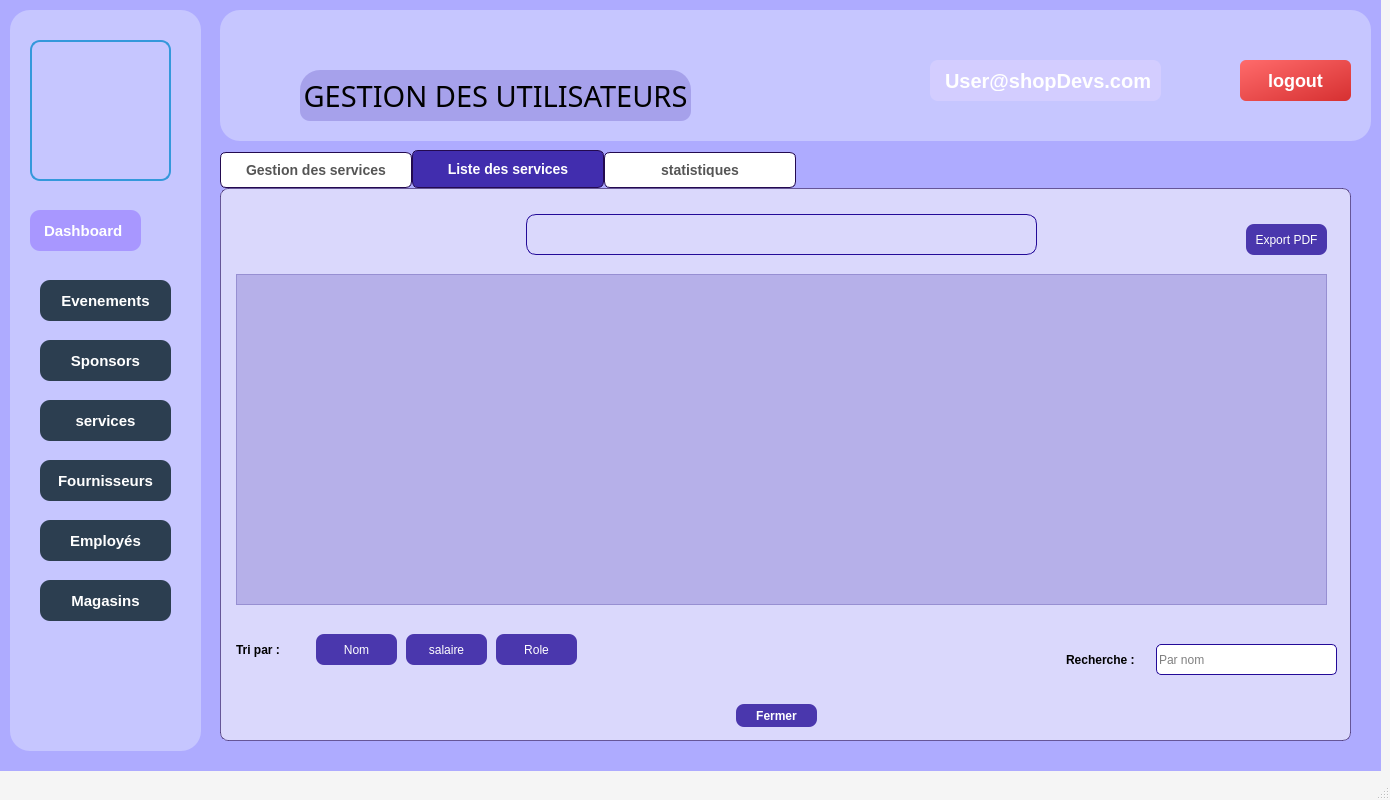
Qt form mainwindow.ui (MontaCHOUIG/MallFlow) before a commit.
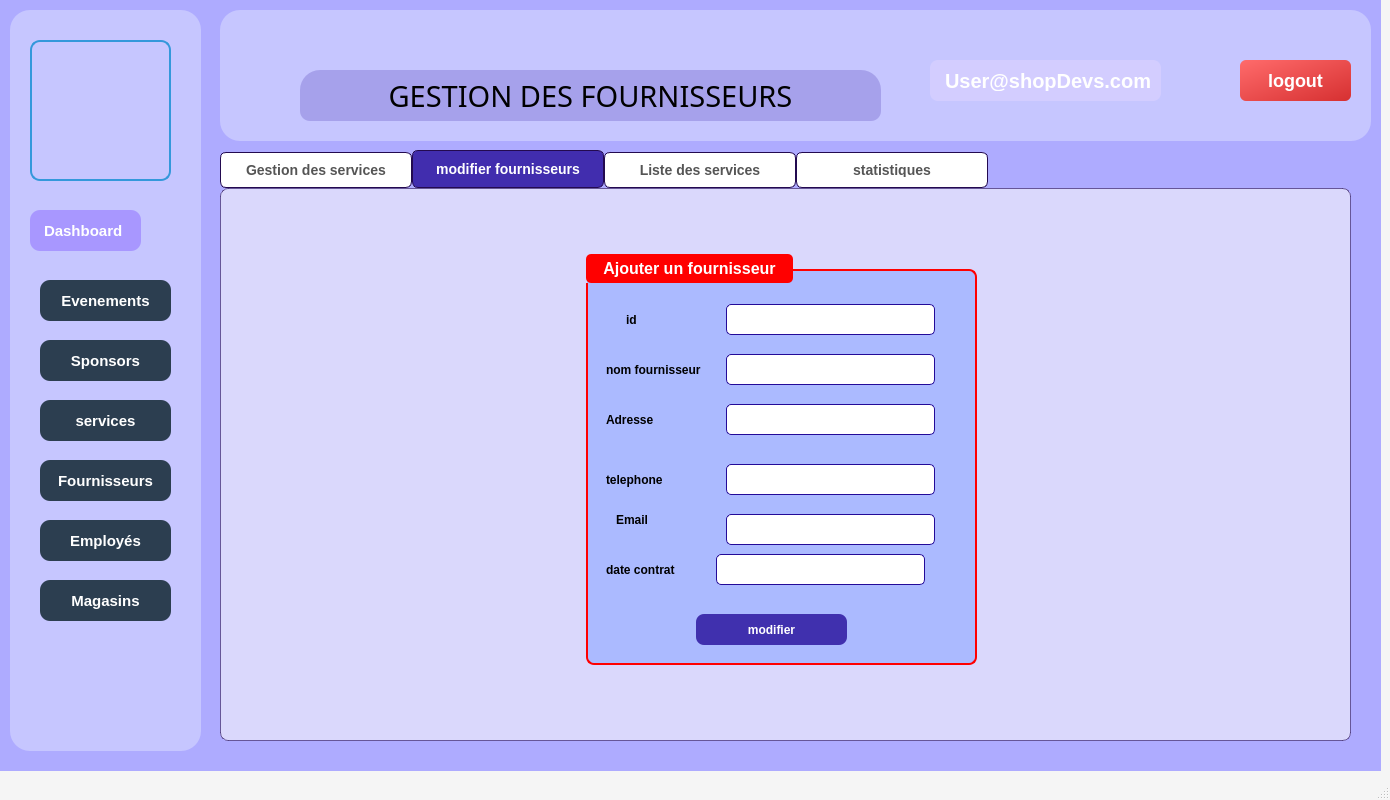
The same form after that commit. The open tabs and pages were chosen to show the change. Icons and pictures are not drawn.

The edit to the form file:
```diff
--- a/mainwindow.ui
+++ b/mainwindow.ui
@@ -472,6 +472,322 @@
      <zorder>Sp_Button_Supprimer</zorder>
      <zorder>Sp_Combo_IDs</zorder>
      <zorder>Sp_Button_Fermer_2</zorder>
+     <zorder>le_id_2</zorder>
+    </widget>
+    <widget class="QWidget" name="tab">
+     <attribute name="title">
+      <string>modifier fournisseurs</string>
+     </attribute>
+     <widget class="QLabel" name="label_11">
+      <property name="geometry">
+       <rect>
+        <x>0</x>
+        <y>0</y>
+        <width>1131</width>
+        <height>541</height>
+       </rect>
+      </property>
+      <property name="styleSheet">
+       <string notr="true">background-image: url(:/imgs/backgroundEmployes.png)</string>
+      </property>
+      <property name="text">
+       <string/>
+      </property>
+     </widget>
+     <widget class="QGroupBox" name="Sp_GroupBox_4">
+      <property name="geometry">
+       <rect>
+        <x>360</x>
+        <y>60</y>
+        <width>391</width>
+        <height>411</height>
+       </rect>
+      </property>
+      <property name="styleSheet">
+       <string notr="true">QGroupBox {
+    background-color: rgb(171, 186, 255);
+    border: 2px solid red; /* Red border */
+    border-radius: 8px;
+    font-size: 16px;
+    font-weight: bold;
+    color: white;
+    padding: 10px;
+    margin-top: 15px;
+}
+
+QGroupBox::title {
+    subcontrol-origin: margin;
+    subcontrol-position: top left;
+    padding: 5px 15px;
+    background-color: red; /* Red title background */
+    color: white;
+    border-radius: 5px;
+}
+</string>
+      </property>
+      <property name="title">
+       <string>Ajouter un fournisseur</string>
+      </property>
+      <widget class="QLabel" name="id_3">
+       <property name="geometry">
+        <rect>
+         <x>40</x>
+         <y>50</y>
+         <width>99</width>
+         <height>31</height>
+        </rect>
+       </property>
+       <property name="font">
+        <font>
+         <pointsize>9</pointsize>
+         <bold>true</bold>
+        </font>
+       </property>
+       <property name="text">
+        <string>id</string>
+       </property>
+      </widget>
+      <widget class="QLabel" name="email_fournisseur_3">
+       <property name="geometry">
+        <rect>
+         <x>30</x>
+         <y>250</y>
+         <width>101</width>
+         <height>31</height>
+        </rect>
+       </property>
+       <property name="font">
+        <font>
+         <pointsize>9</pointsize>
+         <bold>true</bold>
+        </font>
+       </property>
+       <property name="text">
+        <string>Email</string>
+       </property>
+      </widget>
+      <widget class="QLineEdit" name="le_nom_fournisseur_3">
+       <property name="geometry">
+        <rect>
+         <x>140</x>
+         <y>100</y>
+         <width>209</width>
+         <height>31</height>
+        </rect>
+       </property>
+       <property name="styleSheet">
+        <string notr="true">QLineEdit {
+		border: 1px solid #230a98;
+		border-radius: 5px;
+}
+QLineEdit:hover {
+		border: 1px solid #7359f0;
+}</string>
+       </property>
+       <property name="echoMode">
+        <enum>QLineEdit::EchoMode::Normal</enum>
+       </property>
+      </widget>
+      <widget class="QLabel" name="nom_fournisseur_3">
+       <property name="geometry">
+        <rect>
+         <x>20</x>
+         <y>100</y>
+         <width>121</width>
+         <height>31</height>
+        </rect>
+       </property>
+       <property name="font">
+        <font>
+         <pointsize>9</pointsize>
+         <bold>true</bold>
+        </font>
+       </property>
+       <property name="text">
+        <string>nom fournisseur</string>
+       </property>
+      </widget>
+      <widget class="QLineEdit" name="le_telephone_3">
+       <property name="geometry">
+        <rect>
+         <x>140</x>
+         <y>210</y>
+         <width>209</width>
+         <height>31</height>
+        </rect>
+       </property>
+       <property name="styleSheet">
+        <string notr="true">QLineEdit {
+		border: 1px solid #230a98;
+		border-radius: 5px;
+}
+QLineEdit:hover {
+		border: 1px solid #7359f0;
+}</string>
+       </property>
+      </widget>
+      <widget class="QLabel" name="telephone_3">
+       <property name="geometry">
+        <rect>
+         <x>20</x>
+         <y>210</y>
+         <width>99</width>
+         <height>31</height>
+        </rect>
+       </property>
+       <property name="font">
+        <font>
+         <pointsize>9</pointsize>
+         <bold>true</bold>
+        </font>
+       </property>
+       <property name="text">
+        <string>telephone</string>
+       </property>
+      </widget>
+      <widget class="QLabel" name="date_contrat_3">
+       <property name="geometry">
+        <rect>
+         <x>20</x>
+         <y>300</y>
+         <width>121</width>
+         <height>31</height>
+        </rect>
+       </property>
+       <property name="font">
+        <font>
+         <pointsize>9</pointsize>
+         <bold>true</bold>
+        </font>
+       </property>
+       <property name="text">
+        <string>date contrat</string>
+       </property>
+      </widget>
+      <widget class="QLineEdit" name="le_email_fournisseur_3">
+       <property name="geometry">
+        <rect>
+         <x>140</x>
+         <y>260</y>
+         <width>209</width>
+         <height>31</height>
+        </rect>
+       </property>
+       <property name="styleSheet">
+        <string notr="true">QLineEdit {
+		border: 1px solid #230a98;
+		border-radius: 5px;
+}
+QLineEdit:hover {
+		border: 1px solid #7359f0;
+}</string>
+       </property>
+      </widget>
+      <widget class="QPushButton" name="pb_modifier">
+       <property name="geometry">
+        <rect>
+         <x>110</x>
+         <y>360</y>
+         <width>151</width>
+         <height>31</height>
+        </rect>
+       </property>
+       <property name="font">
+        <font>
+         <bold>true</bold>
+        </font>
+       </property>
+       <property name="styleSheet">
+        <string notr="true">QPushButton {
+background-color: rgba(35,10,152, 200);
+border-radius: 8px;
+color: white;
+}
+QPushButton:hover {
+background-color: qlineargradient(spread:pad, x1:0, y1:0, x2:0, y2:1, stop:0 rgba(117, 201, 187, 200), stop:1 rgba(35,10,152, 200));
+}</string>
+       </property>
+       <property name="text">
+        <string>modifier</string>
+       </property>
+      </widget>
+      <widget class="QLineEdit" name="le_adresse_3">
+       <property name="geometry">
+        <rect>
+         <x>140</x>
+         <y>150</y>
+         <width>209</width>
+         <height>31</height>
+        </rect>
+       </property>
+       <property name="styleSheet">
+        <string notr="true">QLineEdit {
+		border: 1px solid #230a98;
+		border-radius: 5px;
+}
+QLineEdit:hover {
+		border: 1px solid #7359f0;
+}</string>
+       </property>
+      </widget>
+      <widget class="QLabel" name="adresse_3">
+       <property name="geometry">
+        <rect>
+         <x>20</x>
+         <y>150</y>
+         <width>101</width>
+         <height>31</height>
+        </rect>
+       </property>
+       <property name="font">
+        <font>
+         <pointsize>9</pointsize>
+         <bold>true</bold>
+        </font>
+       </property>
+       <property name="text">
+        <string>Adresse</string>
+       </property>
+      </widget>
+      <widget class="QLineEdit" name="le_id_5">
+       <property name="geometry">
+        <rect>
+         <x>140</x>
+         <y>50</y>
+         <width>209</width>
+         <height>31</height>
+        </rect>
+       </property>
+       <property name="styleSheet">
+        <string notr="true">QLineEdit {
+		border: 1px solid #230a98;
+		border-radius: 5px;
+}
+QLineEdit:hover {
+		border: 1px solid #7359f0;
+}</string>
+       </property>
+      </widget>
+      <widget class="QLineEdit" name="le_date_contrat_3">
+       <property name="geometry">
+        <rect>
+         <x>130</x>
+         <y>300</y>
+         <width>209</width>
+         <height>31</height>
+        </rect>
+       </property>
+       <property name="styleSheet">
+        <string notr="true">QLineEdit {
+		border: 1px solid #230a98;
+		border-radius: 5px;
+}
+QLineEdit:hover {
+		border: 1px solid #7359f0;
+}</string>
+       </property>
+      </widget>
+     </widget>
     </widget>
     <widget class="QWidget" name="tab_2">
      <attribute name="title">
@@ -520,7 +836,7 @@
 }</string>
       </property>
       <property name="text">
-       <string>salaire</string>
+       <string>contrat</string>
       </property>
      </widget>
      <widget class="QLabel" name="Sp_Label_Recherche">
@@ -617,7 +933,7 @@
 }</string>
       </property>
       <property name="text">
-       <string>Role</string>
+       <string>id</string>
       </property>
      </widget>
      <widget class="QPushButton" name="Sp_Button_Fermer">
@@ -670,29 +986,6 @@
        <set>Qt::AlignmentFlag::AlignCenter</set>
       </property>
      </widget>
-     <widget class="QPushButton" name="Sp_Button_ExportPDF">
-      <property name="geometry">
-       <rect>
-        <x>1020</x>
-        <y>30</y>
-        <width>81</width>
-        <height>31</height>
-       </rect>
-      </property>
-      <property name="styleSheet">
-       <string notr="true">QPushButton {
-background-color: rgba(35,10,152, 200);
-border-radius: 8px;
-color: white;
-}
-QPushButton:hover {
-background-color: qlineargradient(spread:pad, x1:0, y1:0, x2:0, y2:1, stop:0 rgba(117, 201, 187, 200), stop:1 rgba(35,10,152, 200));
-}</string>
-      </property>
-      <property name="text">
-       <string>Export PDF</string>
-      </property>
-     </widget>
      <widget class="QLabel" name="label_2">
       <property name="geometry">
        <rect>
@@ -709,6 +1002,29 @@
        <string/>
       </property>
      </widget>
+     <widget class="QPushButton" name="Sp_Button_ExportPDF">
+      <property name="geometry">
+       <rect>
+        <x>1010</x>
+        <y>30</y>
+        <width>81</width>
+        <height>31</height>
+       </rect>
+      </property>
+      <property name="styleSheet">
+       <string notr="true">QPushButton {
+background-color: rgba(35,10,152, 200);
+border-radius: 8px;
+color: white;
+}
+QPushButton:hover {
+background-color: qlineargradient(spread:pad, x1:0, y1:0, x2:0, y2:1, stop:0 rgba(117, 201, 187, 200), stop:1 rgba(35,10,152, 200));
+}</string>
+      </property>
+      <property name="text">
+       <string>Export PDF</string>
+      </property>
+     </widget>
      <zorder>label_2</zorder>
      <zorder>Sp_Button_Tri_Nom</zorder>
      <zorder>Sp_Button_Tri_Type</zorder>
@@ -1140,7 +1456,7 @@
       <rect>
        <x>80</x>
        <y>60</y>
-       <width>391</width>
+       <width>581</width>
        <height>51</height>
       </rect>
      </property>
@@ -1156,7 +1472,7 @@
 border-bottom-right-radius: 10px;</string>
      </property>
      <property name="text">
-      <string>GESTION DES UTILISATEURS</string>
+      <string>GESTION DES FOURNISSEURS</string>
      </property>
      <property name="alignment">
       <set>Qt::AlignmentFlag::AlignCenter</set>
```
Left out of the diff: 242 changed lines with no effect on the pictures.
